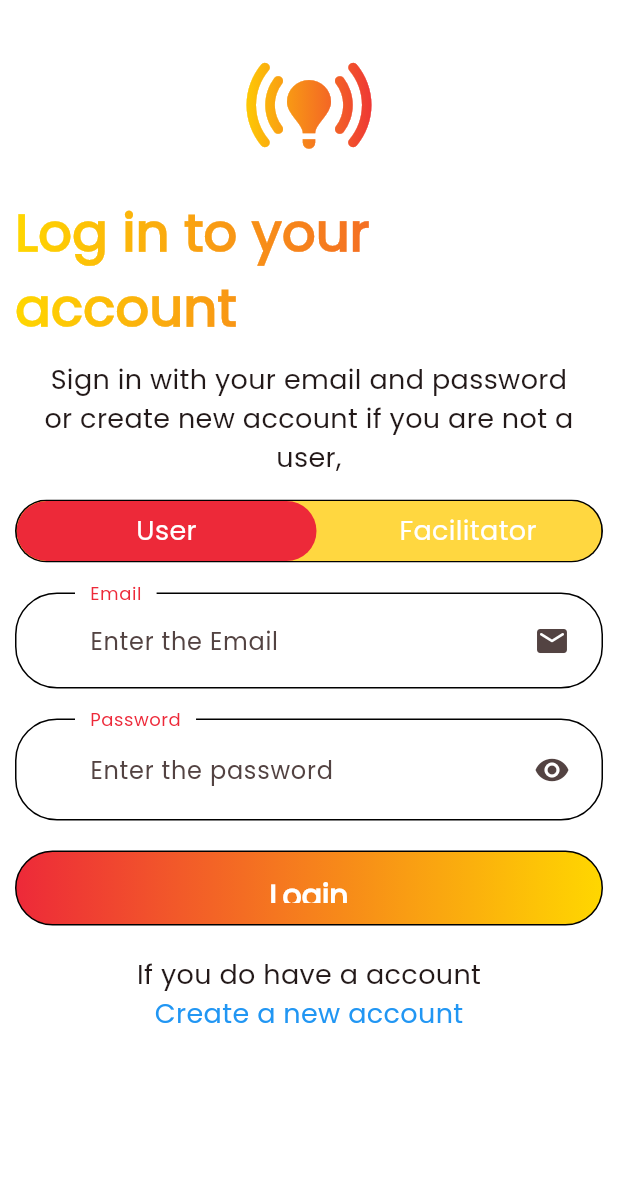
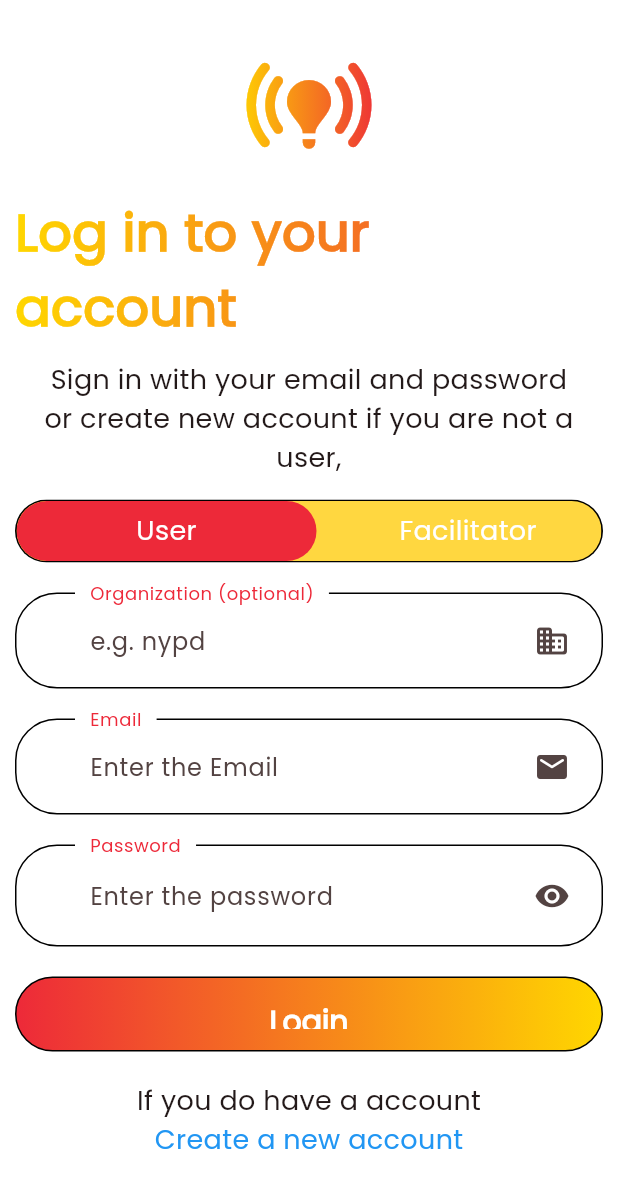
Before and after one commit to Abdulmuqadam/trackme-app, a Flutter app: the screen it shows after launch, after a tap on "Login", on a phone screen of 412 x 824 dp. Shown: the top 1188 px of the screen. Run offline on Flutter 3.47's test engine with Material 3 defaults, Android fonts, the phone set to English and light mode, and no system bars; drawn by our look-alikes of toggle_switch; our stand-ins replace audioplayers, connectivity, dio, flutter_bloc, flutter_secure_storage, flutter_svg and 8 more; missing offline and left inert: audio_waveforms, custom_info_window, flutter_sound, fluttercontactpicker, record; network calls fail.

Commit message:
Phase 5: Flutter multi-org support + code review fixes
Co-authored-by: Abdulmuqadam <79280932+Abdulmuqadam@users.noreply.github.com>

```diff
--- a/frontend_app_flutter/lib/core/constants/app_constants.dart
+++ b/frontend_app_flutter/lib/core/constants/app_constants.dart
@@ -36,6 +36,12 @@ class AppConstants {
   static const String keyUserType = 'user_type';
   static const String keyUsername = 'username';
   static const String keyUserLocation = 'location';
+
+  // ── Multi-org keys ──────────────────────────────────────────────────────────
+  static const String keyOrgSubdomain = 'org_subdomain';
+  static const String keyOrgId = 'org_id';
+  static const String keyOrgName = 'org_name';
+  static const String keyOrgApiKey = 'org_api_key';
 }
 
 // ── Colours ───────────────────────────────────────────────────────────────────
--- a/frontend_app_flutter/lib/core/storage/storage_service.dart
+++ b/frontend_app_flutter/lib/core/storage/storage_service.dart
@@ -55,5 +55,35 @@ class StorageService {
     await _storage.delete(key: AppConstants.keyUserId);
     await _storage.delete(key: AppConstants.keyUserType);
     await _storage.delete(key: AppConstants.keyUsername);
+    await _storage.delete(key: AppConstants.keyOrgSubdomain);
+    await _storage.delete(key: AppConstants.keyOrgId);
+    await _storage.delete(key: AppConstants.keyOrgName);
+    await _storage.delete(key: AppConstants.keyOrgApiKey);
   }
+
+  // ── Organization ─────────────────────────────────────────────────────────
+
+  static Future<void> saveOrgSubdomain(String subdomain) =>
+      _storage.write(key: AppConstants.keyOrgSubdomain, value: subdomain);
+
+  static Future<String?> getOrgSubdomain() =>
+      _storage.read(key: AppConstants.keyOrgSubdomain);
+
+  static Future<void> saveOrgId(String id) =>
+      _storage.write(key: AppConstants.keyOrgId, value: id);
+
+  static Future<String?> getOrgId() =>
+      _storage.read(key: AppConstants.keyOrgId);
+
+  static Future<void> saveOrgName(String name) =>
+      _storage.write(key: AppConstants.keyOrgName, value: name);
+
+  static Future<String?> getOrgName() =>
+      _storage.read(key: AppConstants.keyOrgName);
+
+  static Future<void> saveOrgApiKey(String apiKey) =>
+      _storage.write(key: AppConstants.keyOrgApiKey, value: apiKey);
+
+  static Future<String?> getOrgApiKey() =>
+      _storage.read(key: AppConstants.keyOrgApiKey);
 }
--- a/frontend_app_flutter/lib/misc/user_service.dart
+++ b/frontend_app_flutter/lib/misc/user_service.dart
@@ -6,6 +6,20 @@ import '../core/storage/storage_service.dart';
 import 'const.dart';
 
 class UserService {
+  /// Builds common headers including org context when available.
+  static Future<Map<String, String>> _buildHeaders() async {
+    final headers = <String, String>{'content-type': 'application/json'};
+    final subdomain = await StorageService.getOrgSubdomain();
+    if (subdomain != null && subdomain.isNotEmpty) {
+      headers['x-organization-subdomain'] = subdomain;
+    }
+    final token = await StorageService.getToken();
+    if (token != null) {
+      headers['Authorization'] = 'Bearer $token';
+    }
+    return headers;
+  }
+
   static Future<Map<String, String>> getUserInfo() async {
     try {
       final user = await StorageService.getUserType();
@@ -24,9 +38,10 @@ class UserService {
         apiUrl = '$Api_Link/api/facilitators/getfacilitator';
       }
 
+      final headers = await _buildHeaders();
       final response = await http.post(
         Uri.parse(apiUrl),
-        headers: {'content-type': 'application/json'},
+        headers: headers,
         body: jsonEncode({'userId': userId}),
       );
 
--- a/frontend_app_flutter/lib/screens/login_screen.dart
+++ b/frontend_app_flutter/lib/screens/login_screen.dart
@@ -4,6 +4,7 @@ import 'package:flutter/material.dart';
 import 'package:frontend_app_flutter/misc/const.dart';
 import 'package:frontend_app_flutter/main.dart';
 import 'package:frontend_app_flutter/screens/facilitator_signup.dart';
+import 'package:frontend_app_flutter/screens/org_error_screen.dart';
 import 'package:frontend_app_flutter/screens/user_signup.dart';
 import 'package:toggle_switch/toggle_switch.dart';
 import '../misc/flash_message_screen.dart';
@@ -93,6 +94,19 @@ class _LogInFormState extends State<LogInForm> {
   // Main APi Calling Functions
   TextEditingController emailController = TextEditingController();
   TextEditingController passwordController = TextEditingController();
+  TextEditingController orgSubdomainController = TextEditingController();
+
+  /// Builds common headers including the organization subdomain when provided.
+  /// HTTP header names are case-insensitive (RFC 7230); the backend middleware
+  /// normalises via req.headers which are lowercased by Node/Express.
+  Map<String, String> _buildHeaders() {
+    final headers = <String, String>{'Content-Type': 'application/json'};
+    final subdomain = orgSubdomainController.text.trim();
+    if (subdomain.isNotEmpty) {
+      headers['x-organization-subdomain'] = subdomain;
+    }
+    return headers;
+  }
 
   Future<void> loginUser() async {
     try {
@@ -100,7 +114,7 @@ class _LogInFormState extends State<LogInForm> {
 
       final response = await http.post(
         Uri.parse(apiUrl),
-        headers: {'Content-Type': 'application/json'},
+        headers: _buildHeaders(),
         body: jsonEncode({
           'email': emailController.text.trim(),
           'password': passwordController.text,
@@ -113,12 +127,32 @@ class _LogInFormState extends State<LogInForm> {
         await StorageService.saveToken(token);
         await StorageService.saveUserId(data["userId"].toString());
         await StorageService.saveUserType("user");
+        final subdomain = orgSubdomainController.text.trim();
+        if (subdomain.isNotEmpty) {
+          await StorageService.saveOrgSubdomain(subdomain);
+        }
         if (kDebugMode) {
           print(data["userId"]);
         }
         Navigator.pushReplacement(
           context,
           MaterialPageRoute(builder: (context) => const MainPage()),
+        );
+      } else if (response.statusCode == 404) {
+        Navigator.pushReplacement(
+          context,
+          MaterialPageRoute(
+            builder: (context) =>
+                const OrgErrorScreen(errorType: OrgErrorType.notFound),
+          ),
+        );
+      } else if (response.statusCode == 403) {
+        Navigator.pushReplacement(
+          context,
+          MaterialPageRoute(
+            builder: (context) => const OrgErrorScreen(
+                errorType: OrgErrorType.subscriptionInactive),
+          ),
         );
       } else {
         ScaffoldMessenger.of(context).showSnackBar(
@@ -143,7 +177,7 @@ class _LogInFormState extends State<LogInForm> {
 
       final response = await http.post(
         Uri.parse(apiUrl),
-        headers: {'Content-Type': 'application/json'},
+        headers: _buildHeaders(),
         body: jsonEncode({
           'email': emailController.text.trim(),
           'password': passwordController.text,
@@ -156,12 +190,32 @@ class _LogInFormState extends State<LogInForm> {
         await StorageService.saveToken(token);
         await StorageService.saveUserId(data["userId"].toString());
         await StorageService.saveUserType("facilitator");
+        final subdomain = orgSubdomainController.text.trim();
+        if (subdomain.isNotEmpty) {
+          await StorageService.saveOrgSubdomain(subdomain);
+        }
         if (kDebugMode) {
           print(data["userId"]);
         }
         Navigator.pushReplacement(
           context,
           MaterialPageRoute(builder: (context) => const MainPage()),
+        );
+      } else if (response.statusCode == 404) {
+        Navigator.pushReplacement(
+          context,
+          MaterialPageRoute(
+            builder: (context) =>
+                const OrgErrorScreen(errorType: OrgErrorType.notFound),
+          ),
+        );
+      } else if (response.statusCode == 403) {
+        Navigator.pushReplacement(
+          context,
+          MaterialPageRoute(
+            builder: (context) => const OrgErrorScreen(
+                errorType: OrgErrorType.subscriptionInactive),
+          ),
         );
       } else {
         if (kDebugMode) {
@@ -214,6 +268,39 @@ class _LogInFormState extends State<LogInForm> {
             onToggle: (index) {
               currentSwitchIndex = index!;
             },
+          ),
+          const SizedBox(
+            height: 20,
+          ),
+
+          // Organization subdomain field (optional – leave blank for standalone use)
+          TextFormField(
+            controller: orgSubdomainController,
+            decoration: InputDecoration(
+                labelText: "Organization (optional)",
+                hintText: "e.g. nypd",
+                floatingLabelBehavior: FloatingLabelBehavior.always,
+                floatingLabelStyle: TextStyle(
+                  color: secondaryColor,
+                ),
+                contentPadding: const EdgeInsets.symmetric(
+                  horizontal: 40,
+                  vertical: 20,
+                ),
+                enabledBorder: OutlineInputBorder(
+                  borderRadius: BorderRadius.circular(28),
+                  borderSide: const BorderSide(color: Colors.black),
+                  gapPadding: 10,
+                ),
+                focusedBorder: OutlineInputBorder(
+                  borderRadius: BorderRadius.circular(28),
+                  borderSide: BorderSide(color: secondaryColor),
+                  gapPadding: 10,
+                ),
+                suffixIcon: const Padding(
+                  padding: EdgeInsets.fromLTRB(0, 20, 20, 20),
+                  child: Icon(Icons.business_rounded),
+                )),
           ),
           const SizedBox(
             height: 20,
```
Also changed, not shown: frontend_app_flutter/lib/screens/org_error_screen.dart (added, +86 -0 lines), 3 other files.
